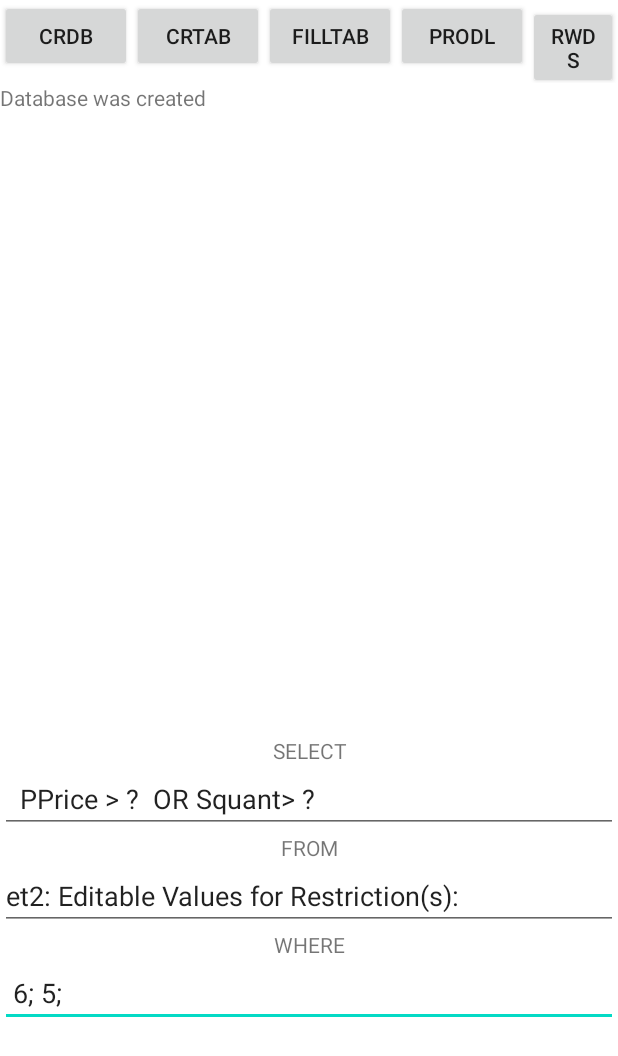
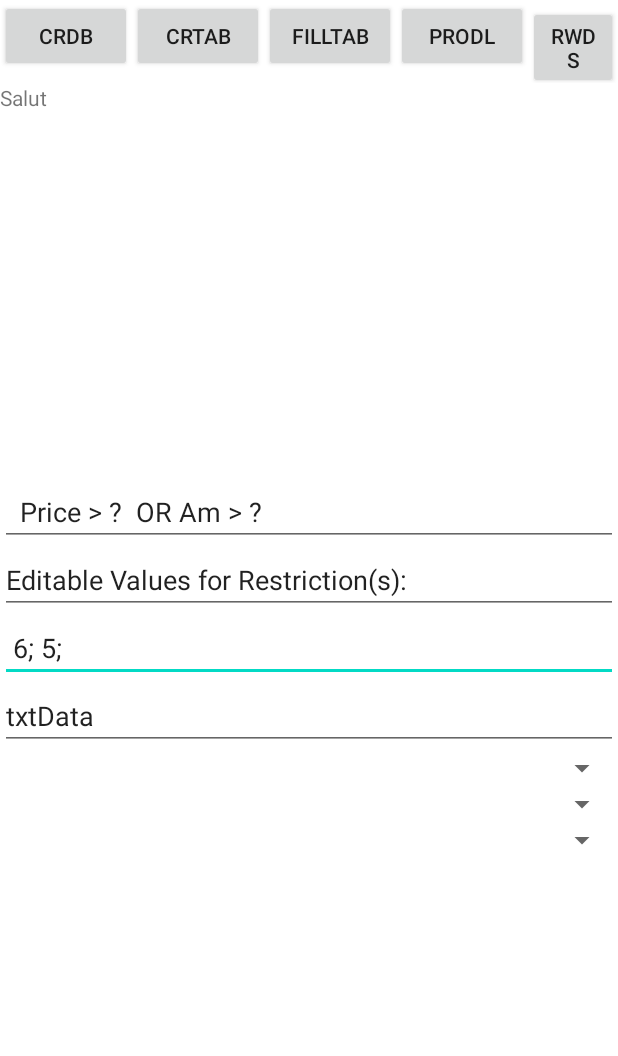
Before and after one commit to sxline/ip, an Android app: the screen it shows after launch (MainActivity), after a tap on "FILLTAB", on a phone screen of 412 x 824 dp. Shown: the top 1056 px of the screen. Run offline under Robolectric (Android 15) with nearby library versions, the phone set to English and light mode, and no system bars; 2 other taps on this screen came first.

Commit message:
changed sql request by my tables

```diff
--- a/app/src/main/java/com/example/db3/MainActivity.java
+++ b/app/src/main/java/com/example/db3/MainActivity.java
@@ -7,11 +7,15 @@ import java.io.FileInputStream;
 import java.io.InputStreamReader;
 import java.text.DecimalFormat;
 
+import com.example.db3.R;
+
 
 import android.annotation.SuppressLint;
 import android.app.Activity;
 import android.content.ContentValues;
+import android.content.Intent;
 import android.database.Cursor;
+import android.database.SQLException;
 import android.database.sqlite.SQLiteDatabase;
 import android.os.Bundle;
 import android.text.method.ScrollingMovementMethod;
@@ -19,8 +23,10 @@ import android.util.Log;
 import android.view.Menu;
 import android.view.MenuItem;
 import android.view.View;
+import android.view.View.OnClickListener;
 import android.widget.AdapterView;
 import android.widget.ArrayAdapter;
+import android.widget.Button;
 import android.widget.EditText;
 import android.widget.Spinner;
 import android.widget.TextView;
@@ -30,41 +36,55 @@ import android.widget.AdapterView.OnItemSelectedListener;
 
 @SuppressLint("SdCardPath")
 public class MainActivity extends Activity {
-    String DBName="Shop";
+    String DBName="Shop3";
 
     public DecimalFormat df = new DecimalFormat("#.##");
     String [] data2=new String[50];
     public String[] sqlprop;
     public String[] wd;
     EditText et1,et2,et3;
+    EditText txtData;
+    Button btnWriteSDFile;
+    Button btnReadSDFile;
+    Button btnClearScreen;
+    Button btnClose;
     FileOper tabel;
+//    SQLiteDatabase: /data/user/0/com.example.db3/databases/CatPrSales
     SQLiteDatabase db;
     TextView tv;
     DBHelper dbHelper;
+    String [] tableFields;
     String [][] cc=new String[20][20];
     String [][] cc1=new String[20][20];
+    String [] ss, whereCV;
+    String [] tablesContent=new String[20];
+    String [] tablesStruct=new String[20];
     String [] tabNames=new String[20];
     String tabStruct,tabContent;
     int numberOfTables;
     public final int IPC_ID = 1122;
-
     @Override
     protected void onCreate(Bundle savedInstanceState) {
         super.onCreate(savedInstanceState);
         setContentView(R.layout.activity_main);
+        txtData = (EditText) findViewById(R.id.txtData);
+        txtData.setHint("Enter some lines of data here...");
         tv = (TextView)findViewById(R.id.textView1);
         et1=(EditText)findViewById(R.id.editText1);
         et2=(EditText)findViewById(R.id.editText2);
         et3=(EditText)findViewById(R.id.editText3);
         tv.setMovementMethod(new ScrollingMovementMethod());
-        String whereC="  PPrice > ?  OR Squant> ? ";
+        String whereC="  NF > ?  OR PF=? ";
+        whereC="  Price > ?  OR Am > ? ";
         String whereV=" 6; 5; ";
         et1.setText(whereC);
-        et2.setText("et2: Editable Values for Restriction(s):  " );
+        et2.setText("Editable Values for Restriction(s):  " );
         et3.setText(whereV);
         cc[1][1]="11"; cc[1][2]="12";
         cc1=cc;
         Log.d(" cc=cc1", "cc[1][1]=  " + cc1[1][1] + "cc[1][2]=  " + cc1[1][2]);
+
+
     }
 
 
@@ -73,15 +93,14 @@ public class MainActivity extends Activity {
     {
         dbHelper = new DBHelper(this, DBName);
         db = dbHelper.getWritableDatabase();
-
         Log.d("Create DB=","The DB " +DBName+ "  was created OR Opened the exiting one!");
-
-        tv.setText("Database was created");
+        //db.execSQL("DROP TABLE IF EXISTS detbord");
+        //db.execSQL("DROP TABLE IF EXISTS bord");
     }
-
     public void createTAB(View v)
     {
-        String aBuffer;
+        String aDataRow = "";
+        String aBuffer = "";
         String tt;
         int nf;
         String [] fieldsN=new String[10];
@@ -91,15 +110,14 @@ public class MainActivity extends Activity {
         Log.d("Read tabN=",tabN);
         aBuffer=tabel.readTable(tabN);
         tt=aBuffer;
-        String [] tn=tt.split("\n");
+        aBuffer="";
+        String [] tn=tt.toString().split("\n");
         int nt=tn.length;
         numberOfTables=nt;
-        Log.d("","N="+ nt +"  Nume tabel="+tn[0]+",  Nume tabel2="+tn[1]);
-
+        Log.d("","N="+String.valueOf(nt)+"  Nume tabel="+tn[0]+",  Nume tabel2="+tn[1]);
+        for(int i=0;i<nt;i++) tabNames[i]=tn[i];
         for(int i=0;i<nt;i++)
         {
-            tabNames[i]=tn[i];
-
             boolean te=exists(tn[i]);
             if(!te)
             {
@@ -117,11 +135,17 @@ public class MainActivity extends Activity {
                 Log.d("Tabelul : ",tn[i]);
                 Log.d("Fields",fieldsN[0] + " , "+ fieldsT[0]+" , "+fieldsN[1]+ " , "+fieldsT[1]);
 
+                // create table i
+
+                boolean  tableExists=false;
+
                 Log.d("before try Table:", tn[i]+ "   to create???   ");
                 try
                 {
                     // creating a table
                     dbHelper.createT(db, tn[i], fieldsN, fieldsT, nf);
+                    tableExists = true;
+
                     Log.d("Table:", "The  "+ tn[i] + "   was created   ");
                 }
                 catch (Exception e) {
@@ -135,17 +159,23 @@ public class MainActivity extends Activity {
 
     }
     public boolean exists(String table) {
+        Cursor c = null;
+        boolean tableExists = false;
+        /* get cursor on it */
         try
         {
-            db.query(table, null, null, null, null,
-                    null, null).close();
+            c = db.query(table, null,
+                    null, null, null, null, null);
+            tableExists = true;
             Log.d("About existing ", "The table "+table+"  exists! :))))");
-            return true;
         }
         catch (Exception e) {
+            /* fail */
             Log.d("The table is missing", table+" doesn't exist :(((");
-            return false;
+
         }
+
+        return tableExists;
     }
 
     public void fillTAB(View v)
@@ -158,8 +188,8 @@ public class MainActivity extends Activity {
 
             Log.d("Before if", tabN);
             if(te)
-            {
-                Log.d("Inside  if", "The table:  " + tabN + "   Exists");
+            {  //if the tb exists then fill it
+                Log.d("Inside  if", "The table:  "+tabN+ "   Exists");
                 //the table exests:  	//clear the table
                 db.delete(tabN,null,null);
                 Log.d("After delete",tabN);
@@ -175,10 +205,11 @@ public class MainActivity extends Activity {
                 String [] fieldsT =tfC[1].split("\t");
                 nf=fieldsN.length;
                 // insert rows
+                ContentValues cv = new ContentValues();
                 int sw;double nnf;
                 for (int j=2;j<nr;j++) //on rows nr=tfC.length;
                 {
-                    ContentValues cv = new ContentValues();
+                    cv.clear();
                     if (tabN.equals("detbord"))
                     { String [] rcd=tfC[j].toString().split("\t");
                         nnf =Float.valueOf(rcd[2])*0.15  + Float.valueOf(rcd[3])*0.15
@@ -194,8 +225,12 @@ public class MainActivity extends Activity {
                         {
                             case 1:
                                 cv.put(fieldsN[k], Integer.valueOf(rcd[k].toString()));
+                                break;
                             case 2:
                                 cv.put(fieldsN[k], rcd[k].toString());
+                                break;
+                            default:
+                                break;
                         }
                     }// end of fields
                     db.insert(tabN, null, cv);
@@ -241,61 +276,56 @@ public class MainActivity extends Activity {
         String  whereC=et1.getText().toString().trim();
         String  whereV=et3.getText().toString().trim();
 
-        whereV = whereV.replace(" ", "");
+        whereV=whereV.replace(" ", "");
         String [] s2=whereV.split(";");
+        //vv1=s2[0].trim(); vv2=s2[1].trim(); vv3=s2[2].trim(); vv4=s2[3].trim();
+        // String []  val =new String[4];
         int np=s2.length;
         //whereC=s1[0];
         Log.d("Numar de parametri","parametri= "+np);
         Log.d("WhereC=","whereC= "+whereC  );
         Log.d("WhereV=","whereV= "+whereV  );
-
+        // Log.d("WhereC=","whereV= "+whereV+  "  , v1="+s2[0]+" ,  v2="+s2[1]);
         for (int j=0;j<np;j++)
             s2[j]=s2[j].trim();
 
-        String studLista1= "select PR.prid as ProdID, PR.prn AS ProdN,PR.price AS PPrice, SM.quants as SQuant "
-                + "from ProductsM as PR "
-                + "inner join SalesM as SM "
-                + "on SM.prid=PR.prid "
+
+        String studLista1= "select a.AId as AdId, a.Title AS Title, a.Price AS Price, a.Amount as Am, u.Fname as Name, u.Phone as Ph "
+                + "from UsersM as u "
+                + "inner join AdvertsM as a on a.Uid=u.UserId, "
+                + "inner join FavoritesM as f "
+                + "inner join CommentsM as c "
+                + "inner join RatingsM as r "
+                + ""
                 + "where " +whereC;
 
-
-        String sqlQuery3 = "select PL.name as Name, PS.name as Position, salary as Salary "
-                + "from people as PL "
-                + "inner join position as PS "
-                + "on PL.posid = PS.id "
-                + "where salary > ?";
-
-        Cursor c;        c=null;
+        Cursor c;
+        c=null;
         // c = db.rawQuery(studLista1, new String[] {"600"});
         c = db.rawQuery(studLista1, s2);
         // c = db.rawQuery(studLista1, null);
         logCursor1(c);
         c.close();
         Log.d("End Lista", "End Lista");
-
+        txtData.setText("Example of Conditions: " +whereC );
         // txtData.append(whereV);
 
     }
 
 
     // afisare in LOG din Cursor
-    @SuppressLint("Range")
     void logCursor(Cursor c) {
-        tv.setText("");
-        String str2="Results For the Fields : ";
-        String cnn="",coln="";
+        tv.setText(""); String str2="Results For the Fields : ";String cnn="",coln="";
         if (c != null) {
             if (c.moveToFirst()) {
                 String str,str1;
                 int klu=0,rr=0;
                 do {
-                    rr=0;
-                    str = "";
-                    str1="";
+                    rr=0;  str = "";str1="";
                     if (klu==0) //  the first record
                     {
                         for (String cn : c.getColumnNames())
-                        {
+                        { //if(rr<6)
                             {//str = str.concat(cn + " = " + c.getString(c.getColumnIndex(cn)) + "; ");
                                 str = str.concat( c.getString(c.getColumnIndex(cn)) + "; ");
                                 cnn=cnn.concat(cn+" ; ");
@@ -307,9 +337,7 @@ public class MainActivity extends Activity {
 
                     }
                     // for the next records
-                    rr=0;
-                    str = "";
-                    str1="";
+                    rr=0;  str = "";str1="";
                     if (klu>0) //  the next records
                     {
                         for (String cn : c.getColumnNames())
@@ -324,10 +352,7 @@ public class MainActivity extends Activity {
                         }
 
                     }
-                    if (klu==0) {
-                        str2=str2 + cnn;
-                        tv.setText(cnn+"\n");
-                    }
+                    if (klu==0) {str2=str2 + cnn;tv.setText(cnn+"\n");}
                     klu++;
                     rr++;
                     str1=str+"\n";
@@ -337,16 +362,15 @@ public class MainActivity extends Activity {
                 } while (c.moveToNext());
 
             }
+            // txtData.setText(str2 + " with WHERE Conditions : " + "\n");
         } else
             Log.d("Rindul", "Cursor is null");
     }
     // afisare in LOG din Cursor
-    @SuppressLint("Range")
     void logCursor1(Cursor c) {
         Log.d("COLUMNS NR=","nc="+c.getColumnCount());
 
-        tv.setText(""); String str2="Results For the Fields : ";
-        String cnn="",coln="";
+        tv.setText(""); String str2="Results For the Fields : ";String cnn="",coln="";
         if (c != null) {
             if (c.moveToFirst()) {
                 String str,str1;
@@ -356,22 +380,19 @@ public class MainActivity extends Activity {
                     rr=0; str = "";str1="";
 
                     // for the next records
-                    for (String cn : c.getColumnNames()){
-                        if(rr>-1)
-                            {//str = str.concat(cn + " = " + c.getString(c.getColumnIndex(cn)) + "; ");
-                                str = str.concat( c.getString(c.getColumnIndex(cn)) + "; ");
-                                cnn=cnn.concat(cn+" ; ");
+                    for (String cn : c.getColumnNames())
+                    {if(rr>-1)
+                    {//str = str.concat(cn + " = " + c.getString(c.getColumnIndex(cn)) + "; ");
+                        str = str.concat( c.getString(c.getColumnIndex(cn)) + "; ");
+                        cnn=cnn.concat(cn+" ; ");
 
-                            }
+                    }
 
                         rr++;
                         Log.d("COLUMNS NR=","nc="+c.getColumnCount()+", rr="+rr);
                     }
 
-                    if (klu==0) {
-                        str2=str2 + cnn;
-                        tv.setText(cnn+"\n");
-                    }
+                    if (klu==0) {str2=str2 + cnn;tv.setText(cnn+"\n");}
                     klu++;
                     rr++;
                     str1=str+"\n";
@@ -417,8 +438,32 @@ public class MainActivity extends Activity {
         ArrayAdapter<String> adapter = new ArrayAdapter<String>(this, android.R.layout.simple_spinner_item, data1);
         adapter.setDropDownViewResource(android.R.layout.simple_spinner_dropdown_item);
 
+        Spinner spinner = (Spinner) findViewById(R.id.spinner2);
+        spinner.setAdapter(adapter);
+
+        spinner.setPrompt("Title");
+
         Log.d("Hello","salut din lista inainte de seletion 2");
+        spinner.setSelection(0);
 
+        spinner.setOnItemSelectedListener(new OnItemSelectedListener() {
+            @Override
+            public void onItemSelected(AdapterView<?> parent, View view,
+                                       int position, long id) {
+
+                Toast.makeText(getBaseContext(), "Position = " + position, Toast.LENGTH_SHORT).show();
+                et1=(EditText)findViewById(R.id.editText1);
+
+
+                String ss=data2[position];
+                et1.setText(ss);
+
+            }
+
+            @Override
+            public void onNothingSelected(AdapterView<?> arg0) {
+            }
+        });
 
     }
     public void ReadSQL(View v)
@@ -449,8 +494,6 @@ public class MainActivity extends Activity {
 
 
     }
-
-
     public void lista(View v)
     {
 
@@ -463,6 +506,33 @@ public class MainActivity extends Activity {
         data2=data1;
         ArrayAdapter<String> adapter = new ArrayAdapter<String>(this, android.R.layout.simple_spinner_item, data1);
         adapter.setDropDownViewResource(android.R.layout.simple_spinner_dropdown_item);
+
+        Spinner spinner = (Spinner) findViewById(R.id.spinner1);
+        spinner.setAdapter(adapter);
+
+        spinner.setPrompt("Title");
+
+        Log.d("Hello","salut din lista inainte de seletion 2");
+        spinner.setSelection(0);
+
+        spinner.setOnItemSelectedListener(new OnItemSelectedListener() {
+            @Override
+            public void onItemSelected(AdapterView<?> parent, View view,
+                                       int position, long id) {
+
+                Toast.makeText(getBaseContext(), "Position = " + position, Toast.LENGTH_SHORT).show();
+                et1=(EditText)findViewById(R.id.editText1);
+
+
+                String ss=data2[position];
+                et1.setText(ss);
+
+            }
+
+            @Override
+            public void onNothingSelected(AdapterView<?> arg0) {
+            }
+        });
 
     }
     @Override
--- a/app/src/main/res/layout/activity_main.xml
+++ b/app/src/main/res/layout/activity_main.xml
@@ -52,60 +52,42 @@
         <TextView
             android:id="@+id/textView1"
             android:layout_width="match_parent"
-            android:layout_height="435dp"
+            android:layout_height="263dp"
             android:text="Salut" />
-
-        <TextView
-            android:id="@+id/textViewSelect"
-            android:layout_width="match_parent"
-            android:layout_height="wrap_content"
-            android:text="SELECT"
-            android:textAlignment="center" />
 
         <EditText
             android:id="@+id/editText1"
             android:layout_width="match_parent"
             android:layout_height="wrap_content"
             android:ems="10"
-            android:text="editText1">
+            android:text="editText1" >
 
             <requestFocus />
         </EditText>
-
-        <TextView
-            android:id="@+id/textViewSelect2"
-            android:layout_width="match_parent"
-            android:layout_height="wrap_content"
-            android:autoText="false"
-            android:text="FROM"
-            android:textAlignment="center" />
-
         <EditText
             android:id="@+id/editText2"
             android:layout_width="match_parent"
             android:layout_height="wrap_content"
             android:ems="10"
-            android:text="editText2">
+            android:text="editText1" >
 
             <requestFocus />
         </EditText>
-
-        <TextView
-            android:id="@+id/textViewSelect3"
-            android:layout_width="match_parent"
-            android:layout_height="wrap_content"
-            android:text="WHERE"
-            android:textAlignment="center" />
-
         <EditText
             android:id="@+id/editText3"
             android:layout_width="match_parent"
             android:layout_height="wrap_content"
             android:ems="10"
-            android:text="editText3">
+            android:text="editText1" >
 
             <requestFocus />
         </EditText>
+        <EditText
+            android:id="@+id/txtData"
+            android:layout_width="match_parent"
+            android:layout_height="wrap_content"
+            android:ems="10"
+            android:text="txtData" />
 
     </LinearLayout>
 
@@ -114,6 +96,11 @@
         android:layout_height="wrap_content"
         android:orientation="vertical" >
 
+        <Spinner
+            android:id="@+id/spinner1"
+            android:layout_width="match_parent"
+            android:layout_height="wrap_content" />
+
 
     </LinearLayout>
     <LinearLayout
@@ -121,12 +108,22 @@
         android:layout_height="wrap_content"
         android:orientation="vertical" >
 
+        <Spinner
+            android:id="@+id/spinner2"
+            android:layout_width="match_parent"
+            android:layout_height="wrap_content" />
+
 
     </LinearLayout>
     <LinearLayout
         android:layout_width="match_parent"
         android:layout_height="wrap_content"
         android:orientation="vertical" >
+
+        <Spinner
+            android:id="@+id/spinner3"
+            android:layout_width="match_parent"
+            android:layout_height="wrap_content" />
 
 
     </LinearLayout>
```
Lines whose indentation alone changed are shown as unchanged.
